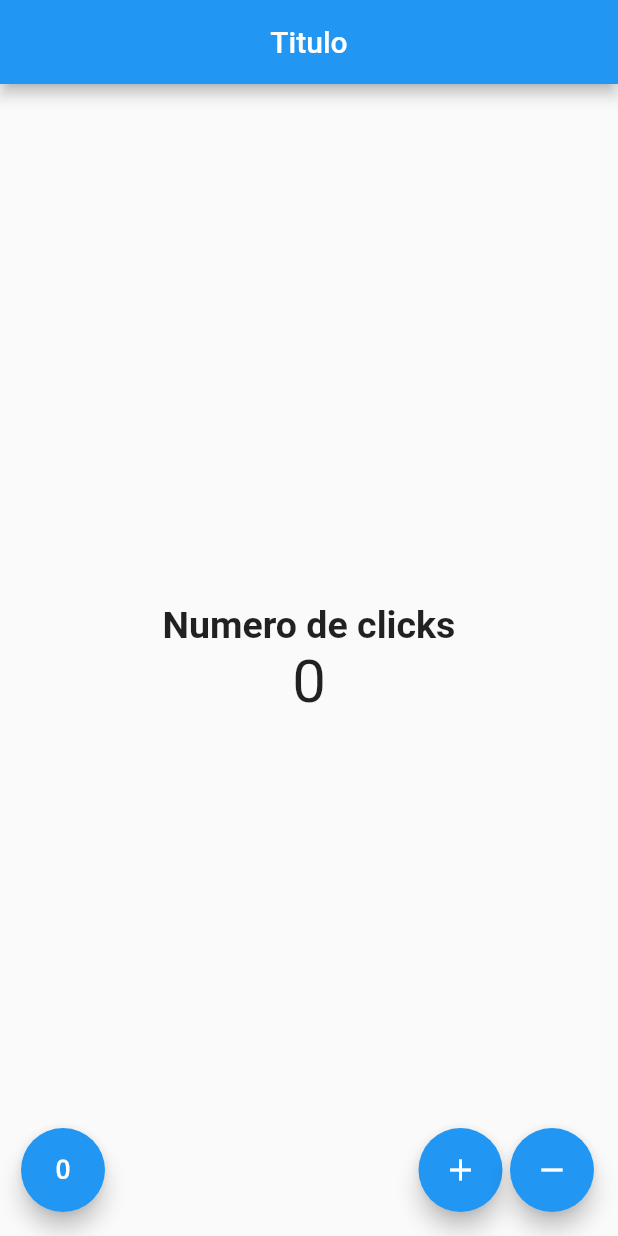
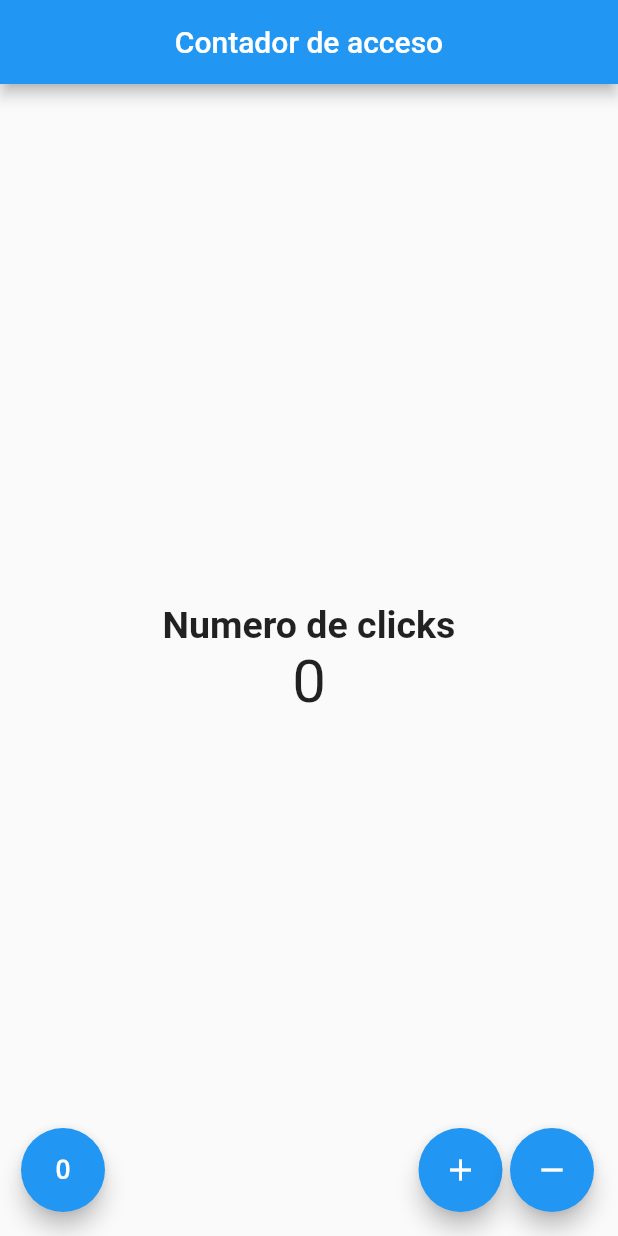
Before and after one commit to miguelicass/flutter, a Flutter app: the screen it shows after launch, on a phone screen of 412 x 824 dp. Run offline on Flutter 3.47's test engine with Material 2 defaults, Android fonts, the phone set to English and light mode, and no system bars.

Commit message:
Contador terminado

```diff
--- a/contador/lib/main.dart
+++ b/contador/lib/main.dart
@@ -1,6 +1,6 @@
+import 'package:flutter/material.dart';
+
+//import 'src/aap.dart';
 import 'package:contador/src/aap.dart';
 
-//import 'src/aap.dart';
-import 'package:flutter/material.dart';
-
 void main() => runApp(MyApp());
--- a/contador/lib/src/pages/contador_page.dart
+++ b/contador/lib/src/pages/contador_page.dart
@@ -21,7 +21,7 @@ class _ContadorPageState extends State<ContadorPage> {
       return Scaffold(
 
         appBar: AppBar(
-          title: Text('Titulo'),
+          title: Text('Contador de acceso'),
           centerTitle: true,
         ),
         body: Center(
```
